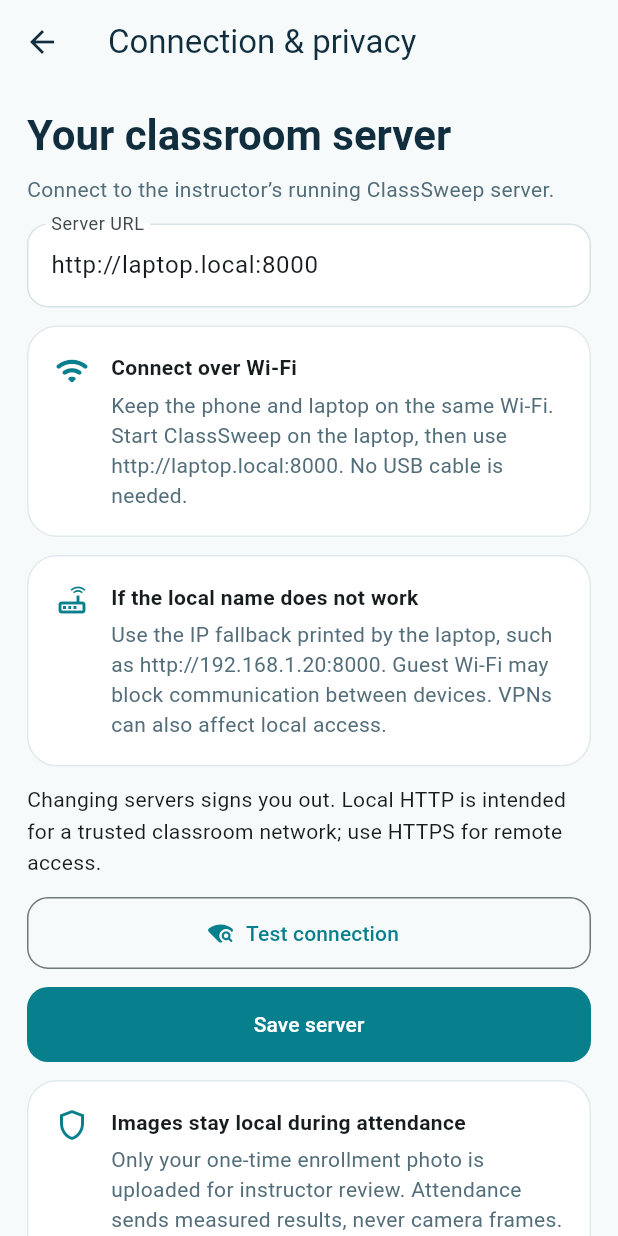
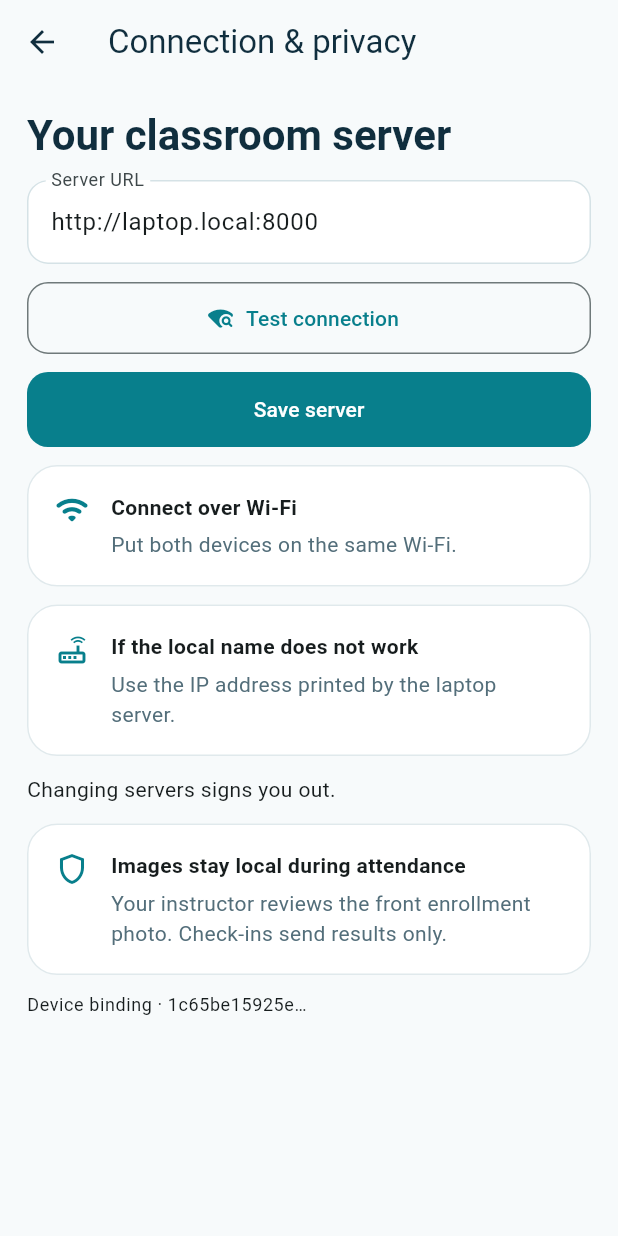
Before and after one commit to SMani24/classsweep, a Flutter app: the screen it shows after launch, after a tap on the "tune" icon, on a phone screen of 412 x 824 dp. Run offline on Flutter 3.47's test engine with Material 3 defaults, Android fonts, the phone set to English and light mode, and no system bars; our stand-ins replace camera, flutter_secure_storage, geolocator, sensors_plus; missing offline and left inert: camera_android, google_mlkit_face_detection, google_mlkit_text_recognition, opencv_dart.

Commit message:
Keep connection controls visible before Wi-Fi help

```diff
--- a/mobile/lib/app/account_pages.dart
+++ b/mobile/lib/app/account_pages.dart
@@ -241,6 +241,7 @@ class _SettingsPageState extends State<SettingsPage> {
   }
 
   Future<void> _testConnection() async {
+    FocusScope.of(context).unfocus();
     setState(() {
       _testing = true;
       _error = null;
@@ -269,10 +270,7 @@ class _SettingsPageState extends State<SettingsPage> {
     appBar: AppBar(title: const Text('Connection & privacy')),
     body: PageBody(
       children: [
-        const SectionTitle(
-          'Your classroom server',
-          'Connect to the instructor’s running ClassSweep server.',
-        ),
+        const SectionTitle('Your classroom server', ''),
         TextField(
           controller: _url,
           enabled: !_busy && !_testing,
@@ -286,20 +284,6 @@ class _SettingsPageState extends State<SettingsPage> {
             labelText: 'Server URL',
             hintText: 'http://laptop.local:8000',
           ),
-        ),
-        const InfoCard(
-          icon: Icons.wifi_rounded,
-          title: 'Connect over Wi-Fi',
-          body: 'Keep the phone and laptop on the same Wi-Fi. Start ClassSweep on the laptop, then use http://laptop.local:8000. No USB cable is needed.',
-        ),
-        const InfoCard(
-          icon: Icons.router_outlined,
-          title: 'If the local name does not work',
-          body: 'Use the IP fallback printed by the laptop, such as http://192.168.1.20:8000. Guest Wi-Fi may block communication between devices. VPNs can also affect local access.',
-        ),
-        const Text(
-          'Changing servers signs you out. Local HTTP is intended for a trusted classroom network; use HTTPS for remote access.',
-          style: TextStyle(height: 1.5),
         ),
         if (_error != null) ErrorNotice(_error!),
         if (_connectionResult != null)
@@ -320,9 +304,23 @@ class _SettingsPageState extends State<SettingsPage> {
           child: Text(_busy ? 'Saving…' : 'Save server'),
         ),
         const InfoCard(
+          icon: Icons.wifi_rounded,
+          title: 'Connect over Wi-Fi',
+          body: 'Put both devices on the same Wi-Fi.',
+        ),
+        const InfoCard(
+          icon: Icons.router_outlined,
+          title: 'If the local name does not work',
+          body: 'Use the IP address printed by the laptop server.',
+        ),
+        const Text(
+          'Changing servers signs you out.',
+          style: TextStyle(height: 1.5),
+        ),
+        const InfoCard(
           icon: Icons.shield_outlined,
           title: 'Images stay local during attendance',
-          body: 'Only your one-time enrollment photo is uploaded for instructor review. Attendance sends measured results, never camera frames. The approved face template is stored in encrypted device storage, scoped to your account and server.',
+          body: 'Your instructor reviews the front enrollment photo. Check-ins send results only.',
         ),
         Text(
           'Device binding · ${widget.model.deviceId.isEmpty ? 'Unavailable' : widget.model.deviceId.substring(0, 12)}…',
```
